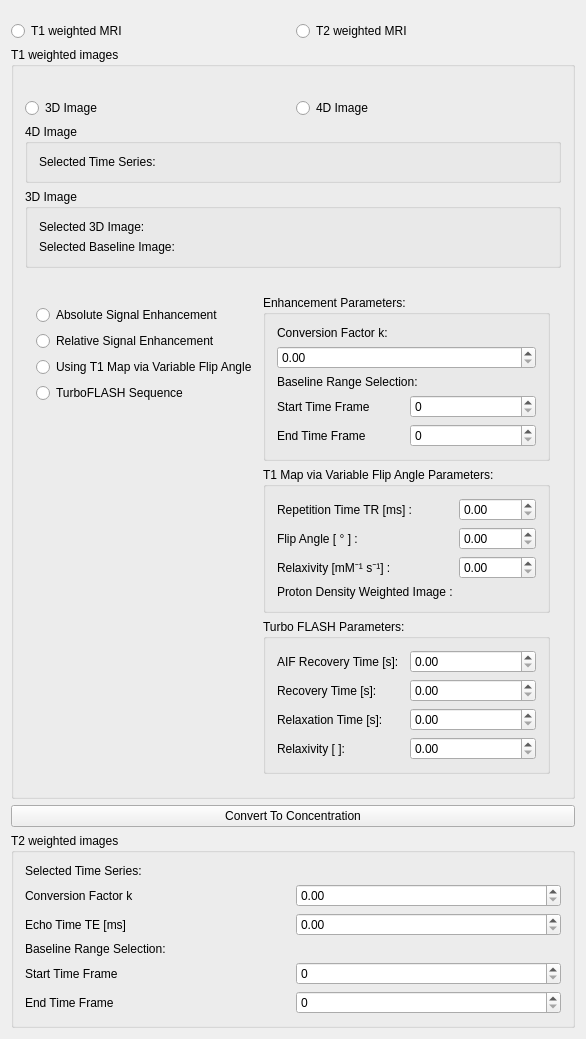
Qt form Plugins/org.mitk.gui.qt.pharmacokinetics.concentration.mri/src/internal/ConcentrationCurveConverterViewControls.ui (MITK/MITK) before a commit.
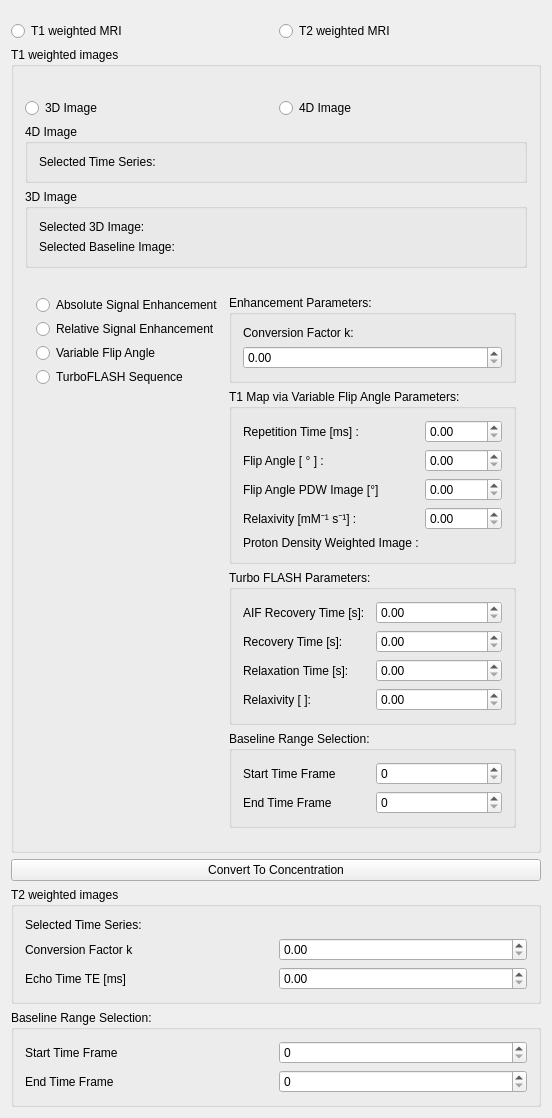
The same form after that commit. Custom widgets are drawn as their Qt base class.

Commit message: Make baseline averaging available for all conversion methods for 4D images.

What changed in the file:
```diff
--- a/Plugins/org.mitk.gui.qt.pharmacokinetics.concentration.mri/src/internal/ConcentrationCurveConverterViewControls.ui
+++ b/Plugins/org.mitk.gui.qt.pharmacokinetics.concentration.mri/src/internal/ConcentrationCurveConverterViewControls.ui
@@ -7,7 +7,7 @@
     <x>0</x>
     <y>0</y>
     <width>475</width>
-    <height>825</height>
+    <height>836</height>
    </rect>
   </property>
   <property name="minimumSize">
@@ -135,10 +135,13 @@
       <item>
        <widget class="QWidget" name="groupConcentration" native="true">
         <layout class="QHBoxLayout" name="horizontalLayout_8">
+         <property name="sizeConstraint">
+          <enum>QLayout::SetDefaultConstraint</enum>
+         </property>
          <item>
-          <layout class="QVBoxLayout" name="concentrationOptionsLayout">
-           <property name="topMargin">
-            <number>10</number>
+          <layout class="QVBoxLayout" name="concentrationOptionsLayout" stretch="0,0,0,0,0">
+           <property name="spacing">
+            <number>4</number>
            </property>
            <item>
             <widget class="QRadioButton" name="radioButton_absoluteEnhancement">
@@ -157,7 +160,7 @@
            <item>
             <widget class="QRadioButton" name="radioButtonUsingT1viaVFA">
              <property name="text">
-              <string>Using T1 Map via Variable Flip Angle</string>
+              <string>Variable Flip Angle</string>
              </property>
             </widget>
            </item>
@@ -201,40 +204,6 @@
               <item>
                <widget class="QDoubleSpinBox" name="factorSpinBox"/>
               </item>
-              <item>
-               <widget class="QLabel" name="label_baselineRange">
-                <property name="text">
-                 <string>Baseline Range Selection:</string>
-                </property>
-                <property name="alignment">
-                 <set>Qt::AlignLeading|Qt::AlignLeft|Qt::AlignVCenter</set>
-                </property>
-               </widget>
-              </item>
-              <item>
-               <layout class="QGridLayout" name="gridLayout_4">
-                <item row="0" column="1">
-                 <widget class="QSpinBox" name="spinBox_baselineStartTimeStep"/>
-                </item>
-                <item row="0" column="0">
-                 <widget class="QLabel" name="label_baselineStartTimeStep">
-                  <property name="text">
-                   <string>Start Time Frame</string>
-                  </property>
-                 </widget>
-                </item>
-                <item row="1" column="0">
-                 <widget class="QLabel" name="label_baselineEndTimeStep">
-                  <property name="text">
-                   <string>End Time Frame</string>
-                  </property>
-                 </widget>
-                </item>
-                <item row="1" column="1">
-                 <widget class="QSpinBox" name="spinBox_baselineEndTimeStep"/>
-                </item>
-               </layout>
-              </item>
              </layout>
             </widget>
            </item>
@@ -244,40 +213,43 @@
               <string>T1 Map via Variable Flip Angle Parameters:</string>
              </property>
              <layout class="QGridLayout" name="gridLayout_5">
-              <item row="1" column="0">
-               <widget class="QLabel" name="label_7">
-                <property name="text">
-                 <string>Flip Angle [ ° ] : </string>
-                </property>
-               </widget>
-              </item>
               <item row="0" column="0">
                <widget class="QLabel" name="label_6">
                 <property name="text">
-                 <string>Repetition Time TR [ms] :</string>
-                </property>
-               </widget>
-              </item>
-              <item row="2" column="0">
-               <widget class="QLabel" name="label_9">
-                <property name="text">
-                 <string>Relaxivity [mM⁻¹ s⁻¹] : </string>
+                 <string>Repetition Time [ms] :</string>
                 </property>
                </widget>
               </item>
               <item row="1" column="1">
                <widget class="QDoubleSpinBox" name="FlipangleSpinBox"/>
               </item>
-              <item row="2" column="1">
-               <widget class="QDoubleSpinBox" name="RelaxivitySpinBox"/>
-              </item>
-              <item row="3" column="0">
+              <item row="4" column="0">
                <widget class="QLabel" name="label_8">
                 <property name="text">
                  <string>Proton Density Weighted Image :</string>
                 </property>
                </widget>
               </item>
+              <item row="2" column="1">
+               <widget class="QDoubleSpinBox" name="FlipanglePDWSpinBox"/>
+              </item>
+              <item row="4" column="1">
+               <widget class="QmitkSingleNodeSelectionWidget" name="PDWImageNodeSelector" native="true"/>
+              </item>
+              <item row="3" column="0">
+               <widget class="QLabel" name="label_9">
+                <property name="text">
+                 <string>Relaxivity [mM⁻¹ s⁻¹] : </string>
+                </property>
+               </widget>
+              </item>
+              <item row="2" column="0">
+               <widget class="QLabel" name="label">
+                <property name="text">
+                 <string>Flip Angle PDW Image [°]</string>
+                </property>
+               </widget>
+              </item>
               <item row="0" column="1">
                <widget class="QDoubleSpinBox" name="TRSpinBox">
                 <property name="maximum">
@@ -285,8 +257,15 @@
                 </property>
                </widget>
               </item>
+              <item row="1" column="0">
+               <widget class="QLabel" name="label_7">
+                <property name="text">
+                 <string>Flip Angle [ ° ] : </string>
+                </property>
+               </widget>
+              </item>
               <item row="3" column="1">
-               <widget class="QmitkSingleNodeSelectionWidget" name="PDWImageNodeSelector" native="true"/>
+               <widget class="QDoubleSpinBox" name="RelaxivitySpinBox"/>
               </item>
              </layout>
             </widget>
@@ -300,6 +279,9 @@
               <string>Turbo FLASH Parameters:</string>
              </property>
              <layout class="QGridLayout" name="gridLayout">
+              <item row="0" column="1">
+               <widget class="QDoubleSpinBox" name="AifRecoverytime"/>
+              </item>
               <item row="1" column="0">
                <widget class="QLabel" name="lable_TRec">
                 <property name="text">
@@ -307,22 +289,6 @@
                 </property>
                </widget>
               </item>
-              <item row="2" column="1">
-               <widget class="QDoubleSpinBox" name="relaxationtime"/>
-              </item>
-              <item row="0" column="0">
-               <widget class="QLabel" name="label_25">
-                <property name="text">
-                 <string>AIF Recovery Time [s]:</string>
-                </property>
-               </widget>
-              </item>
-              <item row="0" column="1">
-               <widget class="QDoubleSpinBox" name="AifRecoverytime"/>
-              </item>
-              <item row="3" column="1">
-               <widget class="QDoubleSpinBox" name="relaxivity"/>
-              </item>
               <item row="2" column="0">
                <widget class="QLabel" name="label_T10">
                 <property name="text">
@@ -330,8 +296,18 @@
                 </property>
                </widget>
               </item>
-              <item row="1" column="1">
-               <widget class="QDoubleSpinBox" name="recoverytime"/>
+              <item row="3" column="1">
+               <widget class="QDoubleSpinBox" name="relaxivity"/>
+              </item>
+              <item row="0" column="0">
+               <widget class="QLabel" name="label_25">
+                <property name="text">
+                 <string>AIF Recovery Time [s]:</string>
+                </property>
+               </widget>
+              </item>
+              <item row="2" column="1">
+               <widget class="QDoubleSpinBox" name="relaxationtime"/>
               </item>
               <item row="3" column="0">
                <widget class="QLabel" name="label__alpha">
@@ -340,6 +316,38 @@
                 </property>
                </widget>
               </item>
+              <item row="1" column="1">
+               <widget class="QDoubleSpinBox" name="recoverytime"/>
+              </item>
+             </layout>
+            </widget>
+           </item>
+           <item>
+            <widget class="QGroupBox" name="groupBox_baselineRangeSelection">
+             <property name="title">
+              <string>Baseline Range Selection:</string>
+             </property>
+             <layout class="QGridLayout" name="gridLayout_7">
+              <item row="0" column="1">
+               <widget class="QSpinBox" name="spinBox_baselineStartTimeStep"/>
+              </item>
+              <item row="1" column="1">
+               <widget class="QSpinBox" name="spinBox_baselineEndTimeStep"/>
+              </item>
+              <item row="0" column="0">
+               <widget class="QLabel" name="label_baselineStartTimeStep">
+                <property name="text">
+                 <string>Start Time Frame</string>
+                </property>
+               </widget>
+              </item>
+              <item row="1" column="0">
+               <widget class="QLabel" name="label_baselineEndTimeStep">
+                <property name="text">
+                 <string>End Time Frame</string>
+                </property>
+               </widget>
+              </item>
              </layout>
             </widget>
            </item>
@@ -376,53 +384,6 @@
       <string>T2 weighted images</string>
      </property>
      <layout class="QGridLayout" name="gridLayout_2">
-      <item row="1" column="1">
-       <widget class="QmitkSingleNodeSelectionWidget" name="t2TimeSeriesNodeSelector" native="true"/>
-      </item>
-      <item row="5" column="1">
-       <widget class="QDoubleSpinBox" name="T2EchoTimeSpinBox"/>
-      </item>
-      <item row="6" column="0" colspan="2">
-       <layout class="QGridLayout" name="gridLayout_3">
-        <item row="3" column="1">
-         <widget class="QSpinBox" name="spinBox_baselineEndTimeStepT2"/>
-        </item>
-        <item row="2" column="1">
-         <widget class="QSpinBox" name="spinBox_baselineStartTimeStepT2"/>
-        </item>
-        <item row="2" column="0">
-         <widget class="QLabel" name="label_baselineStartTimeStepT2">
-          <property name="text">
-           <string>Start Time Frame</string>
-          </property>
-         </widget>
-        </item>
-        <item row="3" column="0">
-         <widget class="QLabel" name="label_baselineEndTimeStepT2">
-          <property name="text">
-           <string>End Time Frame</string>
-          </property>
-         </widget>
-        </item>
-        <item row="0" column="0">
-         <widget class="QLabel" name="label_baselineRangeT2">
-          <property name="text">
-           <string>Baseline Range Selection:</string>
-          </property>
-         </widget>
-        </item>
-       </layout>
-      </item>
-      <item row="4" column="1">
-       <widget class="QDoubleSpinBox" name="T2FactorSpinBox"/>
-      </item>
-      <item row="5" column="0">
-       <widget class="QLabel" name="label_12">
-        <property name="text">
-         <string>Echo Time TE [ms]</string>
-        </property>
-       </widget>
-      </item>
       <item row="1" column="0">
        <widget class="QLabel" name="T2_SeriesLabel">
         <property name="text">
@@ -436,6 +397,51 @@
          <string>Conversion Factor k</string>
         </property>
        </widget>
+      </item>
+      <item row="1" column="1">
+       <widget class="QmitkSingleNodeSelectionWidget" name="t2TimeSeriesNodeSelector" native="true"/>
+      </item>
+      <item row="5" column="0">
+       <widget class="QLabel" name="label_12">
+        <property name="text">
+         <string>Echo Time TE [ms]</string>
+        </property>
+       </widget>
+      </item>
+      <item row="5" column="1">
+       <widget class="QDoubleSpinBox" name="T2EchoTimeSpinBox"/>
+      </item>
+      <item row="4" column="1">
+       <widget class="QDoubleSpinBox" name="T2FactorSpinBox"/>
+      </item>
+     </layout>
+    </widget>
+   </item>
+   <item>
+    <widget class="QGroupBox" name="groupBox_BaselineRangeSelectionT2">
+     <property name="title">
+      <string>Baseline Range Selection:</string>
+     </property>
+     <layout class="QGridLayout" name="gridLayout_4">
+      <item row="0" column="0">
+       <widget class="QLabel" name="label_baselineStartTimeStepT2">
+        <property name="text">
+         <string>Start Time Frame</string>
+        </property>
+       </widget>
+      </item>
+      <item row="1" column="0">
+       <widget class="QLabel" name="label_baselineEndTimeStepT2">
+        <property name="text">
+         <string>End Time Frame</string>
+        </property>
+       </widget>
+      </item>
+      <item row="0" column="1">
+       <widget class="QSpinBox" name="spinBox_baselineStartTimeStepT2"/>
+      </item>
+      <item row="1" column="1">
+       <widget class="QSpinBox" name="spinBox_baselineEndTimeStepT2"/>
       </item>
      </layout>
     </widget>
```
The commit also changes 1 other file.
